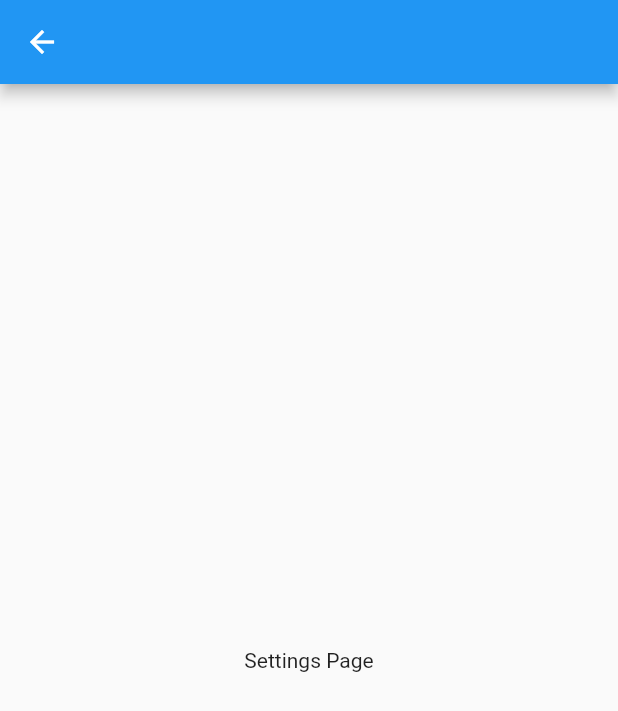
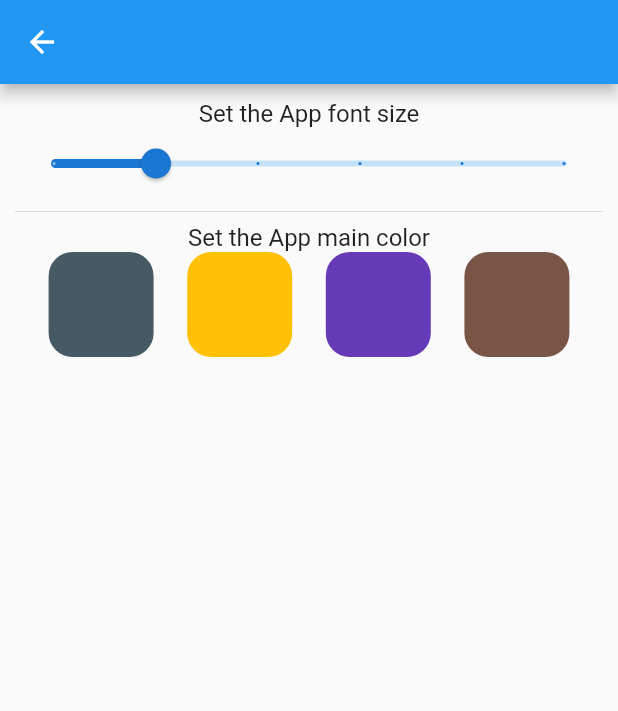
Before and after one commit to brunovgois/settings_page, a Flutter app: the screen it shows after launch, in the side drawer, after a tap on "Settings Page", on a phone screen of 412 x 824 dp. Shown: the top 711 px of the screen. Run offline on Flutter 3.47's test engine with Material 2 defaults, Android fonts, the phone set to English and light mode, and no system bars.

Commit message:
settings page locally changing color and font size

```diff
--- a/settings_page/lib/pages/settings_page.dart
+++ b/settings_page/lib/pages/settings_page.dart
@@ -1,17 +1,106 @@
 import 'package:flutter/material.dart';
 
-class SettingsPage extends StatelessWidget {
-  const SettingsPage({Key key}) : super(key: key);
+class SettingsPage extends StatefulWidget {
+  @override
+  _SettingsPageState createState() => _SettingsPageState();
+}
+
+class _SettingsPageState extends State<SettingsPage> {
+  double fontSize = 16;
+  List<int> colors = [0xFF455A64, 0xFFFFC107, 0xFF673AB7, 0xFF795548];
+  int selectedColor = 0xff1976d2;
 
   @override
   Widget build(BuildContext context) {
     return Scaffold(
       appBar: AppBar(),
-      body: Center(
-        child: Container(
-          child: Text('Settings Page'),
+      body: Container(
+        padding: const EdgeInsets.all(10),
+        child: Column(
+          children: [
+            Column(
+              children: [
+                Text(
+                  'Set the App font size',
+                  style: TextStyle(
+                    fontSize: fontSize,
+                  ),
+                ),
+                Slider(
+                  activeColor: Color(selectedColor),
+                  label: fontSize.round().toString(),
+                  min: 12,
+                  max: 44,
+                  divisions: 5,
+                  value: fontSize,
+                  onChanged: (double newValue) {
+                    setState(() {
+                      fontSize = newValue;
+                    });
+                  },
+                ),
+              ],
+            ),
+            Divider(),
+            Column(
+              children: [
+                Text(
+                  'Set the App main color',
+                  style: TextStyle(
+                    fontSize: fontSize,
+                  ),
+                ),
+                Row(
+                  mainAxisAlignment: MainAxisAlignment.spaceEvenly,
+                  children: [
+                    GestureDetector(
+                      onTap: () => setColor(0),
+                      child: ColorCircle(colors[0]),
+                    ),
+                    GestureDetector(
+                      onTap: () => setColor(1),
+                      child: ColorCircle(colors[1]),
+                    ),
+                    GestureDetector(
+                      onTap: () => setColor(2),
+                      child: ColorCircle(colors[2]),
+                    ),
+                    GestureDetector(
+                      onTap: () => setColor(3),
+                      child: ColorCircle(colors[3]),
+                    ),
+                  ],
+                ),
+              ],
+            )
+          ],
         ),
       ),
     );
   }
+
+  void setColor(int colorIndex) {
+    setState(() {
+      selectedColor = colors[colorIndex];
+    });
+  }
 }
+
+class ColorCircle extends StatelessWidget {
+  final int color;
+  ColorCircle(this.color);
+
+  @override
+  Widget build(BuildContext context) {
+    return Container(
+      width: 70,
+      height: 70,
+      decoration: BoxDecoration(
+        borderRadius: BorderRadius.all(
+          Radius.circular(16),
+        ),
+        color: Color(color),
+      ),
+    );
+  }
+}
```
